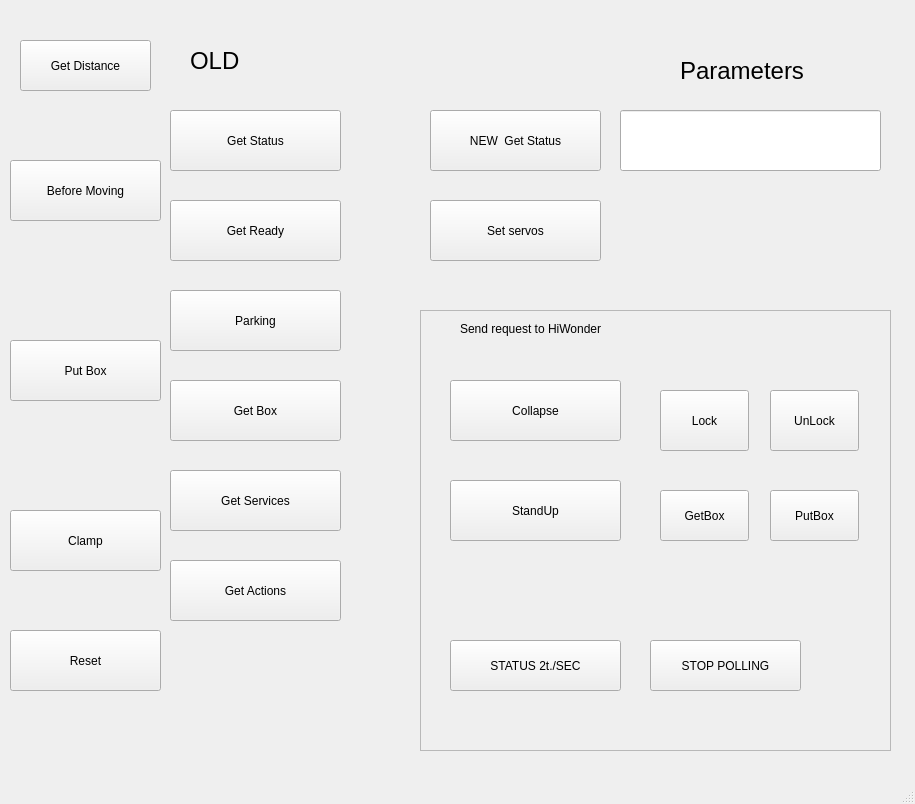
evkuz/qt_linux, file mobman/gui-client/mainwindow.ui: the form before one commit.
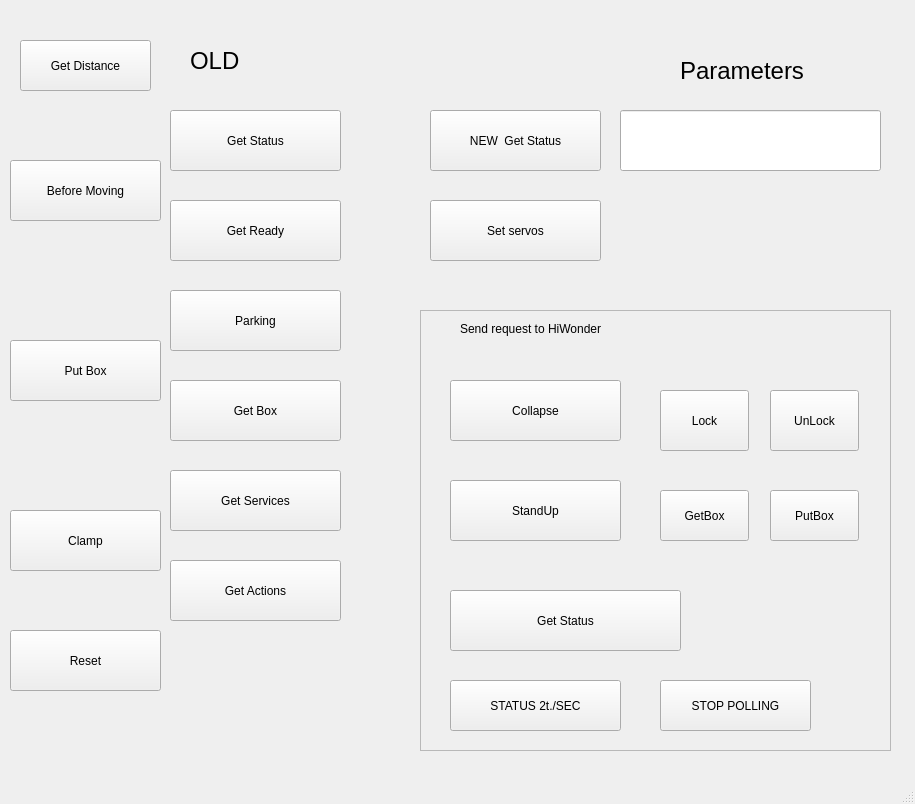
The form after the commit.

Diff of the .ui file:
```diff
--- a/mobman/gui-client/mainwindow.ui
+++ b/mobman/gui-client/mainwindow.ui
@@ -287,7 +287,7 @@
      <property name="geometry">
       <rect>
        <x>30</x>
-       <y>330</y>
+       <y>370</y>
        <width>171</width>
        <height>51</height>
       </rect>
@@ -299,8 +299,8 @@
     <widget class="QPushButton" name="StopPollingButton">
      <property name="geometry">
       <rect>
-       <x>230</x>
-       <y>330</y>
+       <x>240</x>
+       <y>370</y>
        <width>151</width>
        <height>51</height>
       </rect>
@@ -361,6 +361,19 @@
       <string>PutBox</string>
      </property>
     </widget>
+    <widget class="QPushButton" name="HiWonderGetStatusButton">
+     <property name="geometry">
+      <rect>
+       <x>30</x>
+       <y>280</y>
+       <width>231</width>
+       <height>61</height>
+      </rect>
+     </property>
+     <property name="text">
+      <string>Get Status</string>
+     </property>
+    </widget>
    </widget>
   </widget>
   <widget class="QMenuBar" name="menubar">
```
